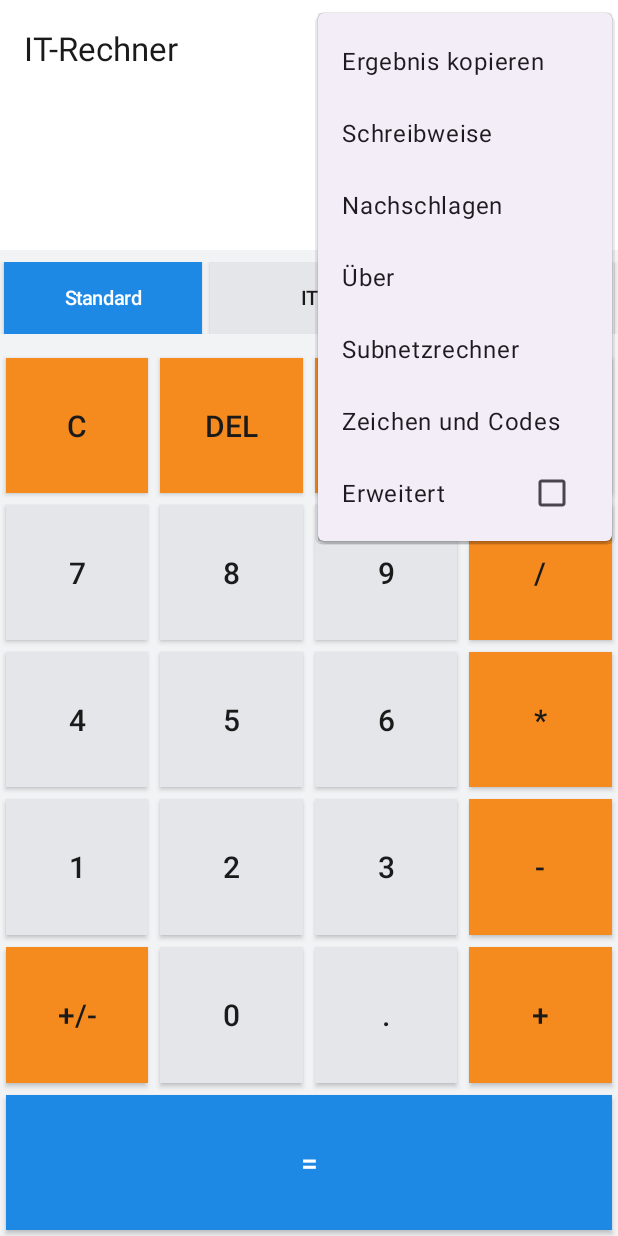
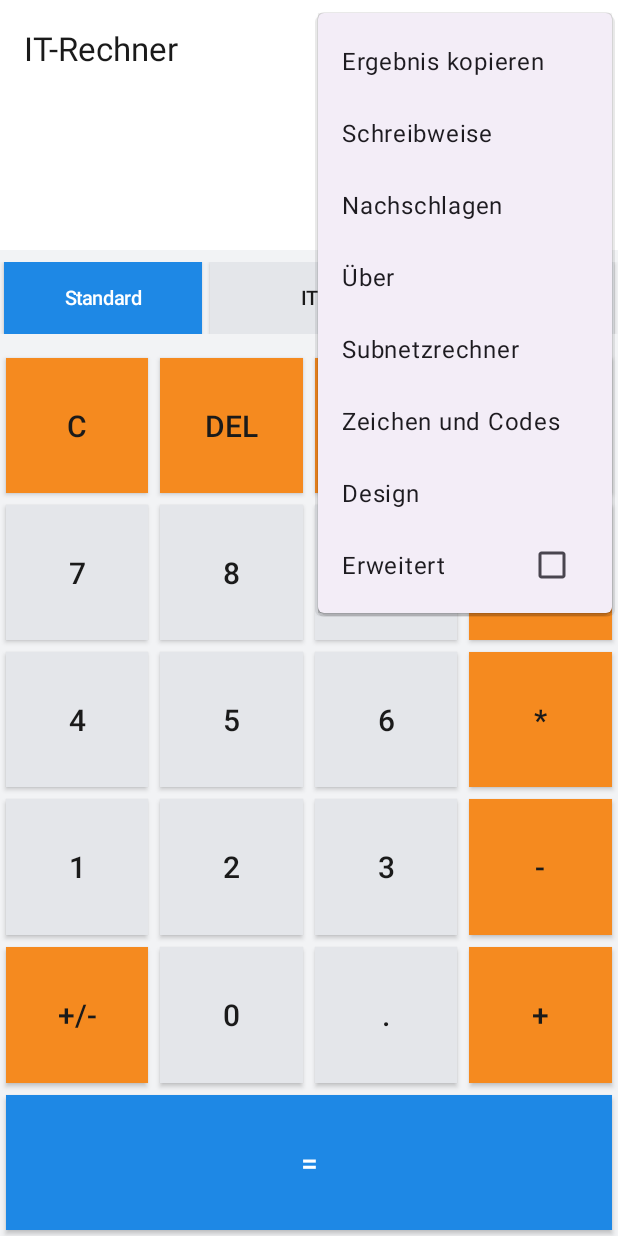
Before and after one commit to franzctl/it-rechner, an Android app: the screen it shows after launch (MainActivity), with the options menu open, on a phone screen of 412 x 824 dp. Run offline under Robolectric (Android 15) with nearby library versions, the phone set to English and light mode, and no system bars.

Commit message:
feat: Design in der Android-App wählbar

```diff
--- a/android/app/src/main/AndroidManifest.xml
+++ b/android/app/src/main/AndroidManifest.xml
@@ -3,6 +3,7 @@
     xmlns:tools="http://schemas.android.com/tools">
 
     <application
+        android:name=".ItRechnerApp"
         android:allowBackup="true"
         android:dataExtractionRules="@xml/data_extraction_rules"
         android:fullBackupContent="@xml/backup_rules"
--- /dev/null
+++ b/android/app/src/main/java/de/franzctl/itrechner/ItRechnerApp.java
@@ -0,0 +1,34 @@
+package de.franzctl.itrechner;
+
+import android.app.Application;
+import android.content.Context;
+
+import androidx.appcompat.app.AppCompatDelegate;
+
+/** Setzt beim Start das gespeicherte Design, noch bevor das erste Fenster erscheint. */
+public class ItRechnerApp extends Application {
+
+    static final String EINSTELLUNGEN = "einstellungen";
+    static final String SCHLUESSEL_DESIGN = "design";
+
+    @Override
+    public void onCreate() {
+        super.onCreate();
+        AppCompatDelegate.setDefaultNightMode(gespeichertesDesign(this));
+    }
+
+    /** Standard ist "wie das Handy", also die Systemeinstellung. */
+    static int gespeichertesDesign(Context kontext) {
+        return kontext.getSharedPreferences(EINSTELLUNGEN, MODE_PRIVATE)
+                .getInt(SCHLUESSEL_DESIGN, AppCompatDelegate.MODE_NIGHT_FOLLOW_SYSTEM);
+    }
+
+    /** Speichert die Wahl und wendet sie an. Android baut die offenen Seiten dabei neu auf. */
+    static void setzeDesign(Context kontext, int modus) {
+        kontext.getSharedPreferences(EINSTELLUNGEN, MODE_PRIVATE)
+                .edit()
+                .putInt(SCHLUESSEL_DESIGN, modus)
+                .apply();
+        AppCompatDelegate.setDefaultNightMode(modus);
+    }
+}
--- a/android/app/src/main/res/menu/hauptmenue.xml
+++ b/android/app/src/main/res/menu/hauptmenue.xml
@@ -33,6 +33,11 @@
         app:showAsAction="never" />
 
     <item
+        android:id="@+id/menue_design"
+        android:title="Design"
+        app:showAsAction="never" />
+
+    <item
         android:id="@+id/menue_erweitert"
         android:title="Erweitert"
         android:checkable="true"
```
Also changed, not shown: android/app/src/main/java/de/franzctl/itrechner/MainActivity.java (+35 -0 lines), 1 other file.
